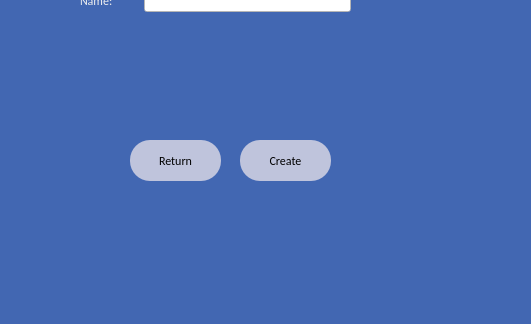
Old version of the form createChatRoom.ui in the repository Sastiazaran/chatRooms; both pictures show x 0 to 531 and y 150 to 474 of the 531 by 474 pixel window.
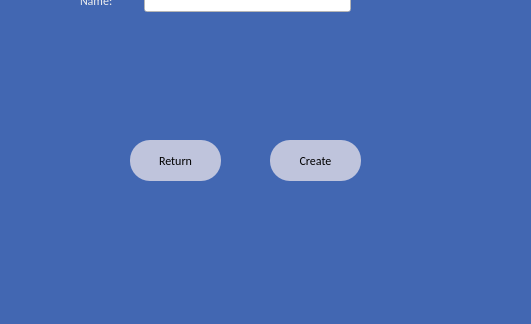
New version of the form.

```diff
--- a/createChatRoom.ui
+++ b/createChatRoom.ui
@@ -190,7 +190,7 @@
   <widget class="QPushButton" name="button_createButton">
    <property name="geometry">
     <rect>
-     <x>240</x>
+     <x>270</x>
      <y>290</y>
      <width>91</width>
      <height>41</height>
```
